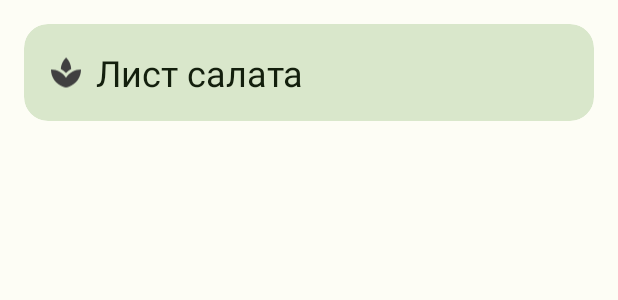
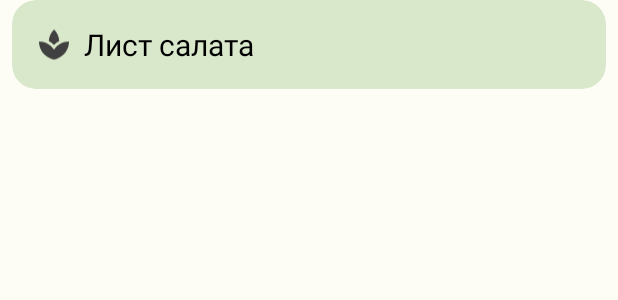
Before and after one commit to lnoxxx/BookOfRecipes, an Android app: the layout ingredient_item.xml on its own in the app's theme, with its tools: preview values and no code run, on a phone screen of 412 x 824 dp. Shown: the top 300 px of the screen. Run offline under Robolectric (Android 15) with nearby library versions, the light colour scheme and no system bars.

Commit message:
Update ingredient_item.xml

```diff
--- a/app/src/main/res/layout/ingredient_item.xml
+++ b/app/src/main/res/layout/ingredient_item.xml
@@ -8,12 +8,13 @@
     <androidx.cardview.widget.CardView
         android:layout_width="0dp"
         android:layout_height="wrap_content"
-        android:layout_marginStart="16dp"
-        android:layout_marginTop="16dp"
-        android:layout_marginEnd="16dp"
+        android:layout_marginStart="8dp"
+        android:layout_marginEnd="8dp"
+        android:layout_marginBottom="16dp"
         app:cardBackgroundColor="@color/md_theme_light_secondaryContainer"
         app:cardCornerRadius="16dp"
         app:cardElevation="0dp"
+        app:layout_constraintBottom_toBottomOf="parent"
         app:layout_constraintEnd_toEndOf="parent"
         app:layout_constraintStart_toStartOf="parent"
         app:layout_constraintTop_toTopOf="parent">
@@ -37,8 +38,8 @@
                 android:layout_height="wrap_content"
                 android:layout_marginLeft="8dp"
                 android:text="Лист салата"
-                android:textColor="@color/md_theme_light_onSecondaryContainer"
-                android:textSize="24sp" />
+                android:textColor="@color/black"
+                android:textSize="20sp" />
         </LinearLayout>
 
     </androidx.cardview.widget.CardView>
```
